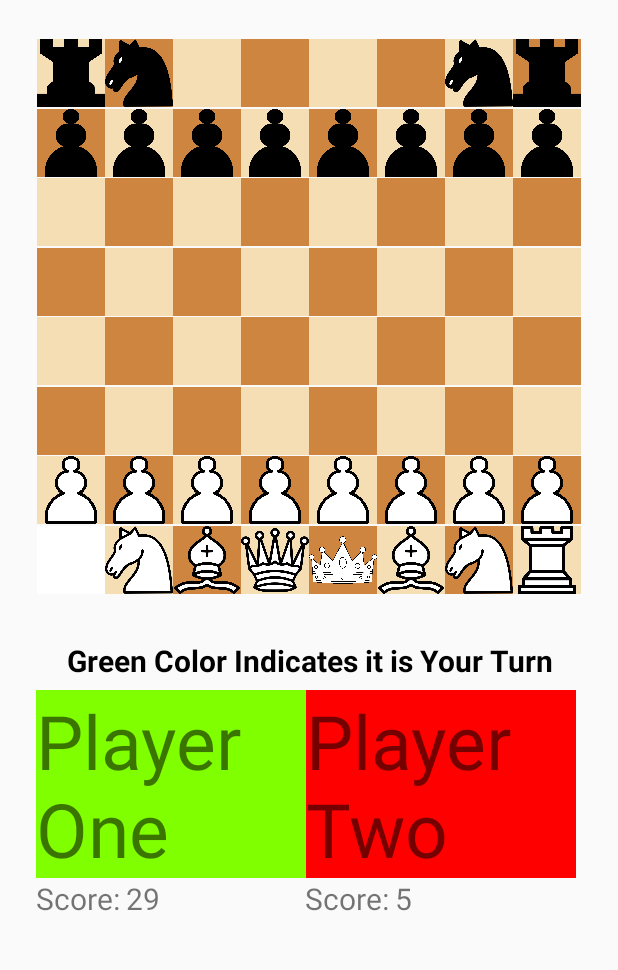
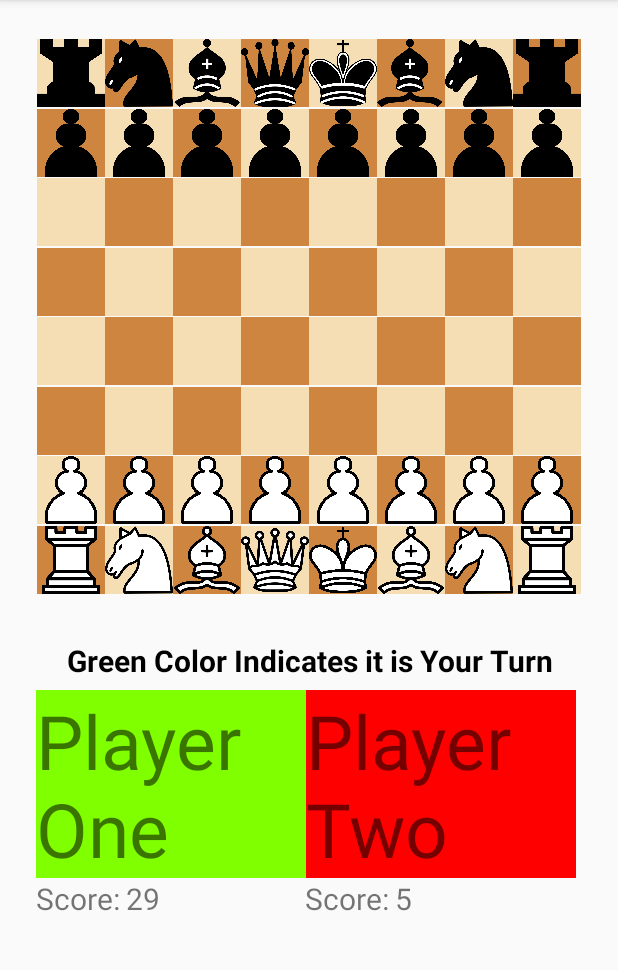
Before and after one commit to serens2/CS-125-Final-Project-2, an Android app: the screen it shows after launch (MainActivity), on a phone screen of 412 x 824 dp, the part 84-1054 px from its top. Run offline under Robolectric (Android 15) with nearby library versions, the phone set to English and light mode, and no system bars.

Commit message:
added all the pieces in a static display, changed png names

```diff
--- a/app/src/main/res/layout/activity_main.xml
+++ b/app/src/main/res/layout/activity_main.xml
@@ -20,7 +20,9 @@
         android:layout_marginStart="28dp"
         android:layout_marginLeft="28dp"
         android:layout_marginTop="492dp"
-        android:src="@drawable/pawn"
+        android:src="@drawable/white_rook"
+        android:clickable="true"
+        android:focusable="true"
         app:layout_constraintEnd_toStartOf="@+id/button67"
         app:layout_constraintHorizontal_bias="0.0"
         app:layout_constraintStart_toStartOf="parent"
--- a/app/src/main/res/layout/board.xml
+++ b/app/src/main/res/layout/board.xml
@@ -19,7 +19,7 @@
         app:layout_constraintEnd_toStartOf="@+id/row7col1"
         app:layout_constraintStart_toStartOf="parent"
         app:layout_constraintTop_toTopOf="parent"
-        app:srcCompat="@drawable/blackRook" />
+        app:srcCompat="@drawable/black_rook" />
 
     <ImageView
         android:id="@+id/row7col1"
@@ -31,7 +31,7 @@
         app:layout_constraintEnd_toStartOf="@+id/row7col2"
         app:layout_constraintStart_toEndOf="@+id/row7col0"
         app:layout_constraintTop_toTopOf="parent"
-        app:srcCompat="@drawable/blackKnight" />
+        app:srcCompat="@drawable/black_knight" />
 
     <ImageView
         android:id="@+id/row7col2"
@@ -39,21 +39,27 @@
         android:layout_height="45dp"
         android:layout_marginTop="25dp"
         android:background="@drawable/white_square"
+        android:scaleType="fitCenter"
         app:layout_constraintBottom_toTopOf="@+id/row6col2"
         app:layout_constraintEnd_toStartOf="@+id/row7col3"
         app:layout_constraintStart_toEndOf="@+id/row7col1"
-        app:layout_constraintTop_toTopOf="parent" />
+        app:layout_constraintTop_toTopOf="parent"
+        app:srcCompat="@drawable/black_bishop" />
 
     <ImageView
         android:id="@+id/row7col3"
         android:layout_width="45dp"
         android:layout_height="45dp"
         android:layout_marginTop="25dp"
+        android:adjustViewBounds="false"
         android:background="@drawable/dark_square"
+        android:cropToPadding="false"
+        android:scaleType="fitXY"
         app:layout_constraintBottom_toTopOf="@+id/row6col3"
         app:layout_constraintEnd_toStartOf="@+id/row7col4"
         app:layout_constraintStart_toEndOf="@+id/row7col2"
-        app:layout_constraintTop_toTopOf="parent" />
+        app:layout_constraintTop_toTopOf="parent"
+        app:srcCompat="@drawable/black_queen" />
 
     <ImageView
         android:id="@+id/row7col4"
@@ -61,10 +67,12 @@
         android:layout_height="45dp"
         android:layout_marginTop="25dp"
         android:background="@drawable/white_square"
+        android:scaleType="fitCenter"
         app:layout_constraintBottom_toTopOf="@+id/row6col4"
         app:layout_constraintEnd_toStartOf="@+id/row7col5"
         app:layout_constraintStart_toEndOf="@+id/row7col3"
-        app:layout_constraintTop_toTopOf="parent" />
+        app:layout_constraintTop_toTopOf="parent"
+        app:srcCompat="@drawable/black_king" />
 
     <ImageView
         android:id="@+id/row7col5"
@@ -72,10 +80,12 @@
         android:layout_height="45dp"
         android:layout_marginTop="25dp"
         android:background="@drawable/dark_square"
+        android:scaleType="fitStart"
         app:layout_constraintBottom_toTopOf="@+id/row6col5"
         app:layout_constraintEnd_toStartOf="@+id/row7col6"
         app:layout_constraintStart_toEndOf="@+id/row7col4"
-        app:layout_constraintTop_toTopOf="parent" />
+        app:layout_constraintTop_toTopOf="parent"
+        app:srcCompat="@drawable/black_bishop" />
 
     <ImageView
         android:id="@+id/row7col6"
@@ -87,7 +97,7 @@
         app:layout_constraintEnd_toStartOf="@+id/row7col7"
         app:layout_constraintStart_toEndOf="@+id/row7col5"
         app:layout_constraintTop_toTopOf="parent"
-        app:srcCompat="@drawable/blackKnight" />
+        app:srcCompat="@drawable/black_knight" />
 
     <ImageView
         android:id="@+id/row7col7"
@@ -101,7 +111,7 @@
         app:layout_constraintEnd_toEndOf="parent"
         app:layout_constraintStart_toEndOf="@+id/row7col6"
         app:layout_constraintTop_toTopOf="parent"
-        app:srcCompat="@drawable/blackRook" />
+        app:srcCompat="@drawable/black_rook" />
 
 
     <ImageView
@@ -115,7 +125,7 @@
         app:layout_constraintEnd_toStartOf="@+id/row6col1"
         app:layout_constraintStart_toStartOf="parent"
         app:layout_constraintTop_toBottomOf="@+id/row7col0"
-        app:srcCompat="@drawable/blackPawn" />
+        app:srcCompat="@drawable/black_pawn" />
 
     <ImageView
         android:id="@+id/row6col1"
@@ -126,7 +136,7 @@
         app:layout_constraintEnd_toStartOf="@+id/row6col2"
         app:layout_constraintStart_toEndOf="@+id/row6col0"
         app:layout_constraintTop_toBottomOf="@+id/row7col1"
-        app:srcCompat="@drawable/blackPawn" />
+        app:srcCompat="@drawable/black_pawn" />
 
     <ImageView
         android:id="@+id/row6col2"
@@ -137,7 +147,7 @@
         app:layout_constraintEnd_toStartOf="@+id/row6col3"
         app:layout_constraintStart_toEndOf="@+id/row6col1"
         app:layout_constraintTop_toBottomOf="@+id/row7col2"
-        app:srcCompat="@drawable/blackPawn" />
+        app:srcCompat="@drawable/black_pawn" />
 
     <ImageView
         android:id="@+id/row6col3"
@@ -148,7 +158,7 @@
         app:layout_constraintEnd_toStartOf="@+id/row6col4"
         app:layout_constraintStart_toEndOf="@+id/row6col2"
         app:layout_constraintTop_toBottomOf="@+id/row7col3"
-        app:srcCompat="@drawable/blackPawn" />
+        app:srcCompat="@drawable/black_pawn" />
 
     <ImageView
         android:id="@+id/row6col4"
@@ -159,7 +169,7 @@
         app:layout_constraintEnd_toStartOf="@+id/row6col5"
         app:layout_constraintStart_toEndOf="@+id/row6col3"
         app:layout_constraintTop_toBottomOf="@+id/row7col4"
-        app:srcCompat="@drawable/blackPawn" />
+        app:srcCompat="@drawable/black_pawn" />
 
     <ImageView
         android:id="@+id/row6col5"
@@ -170,7 +180,7 @@
         app:layout_constraintEnd_toStartOf="@+id/row6col6"
         app:layout_constraintStart_toEndOf="@+id/row6col4"
         app:layout_constraintTop_toBottomOf="@+id/row7col5"
-        app:srcCompat="@drawable/blackPawn" />
+        app:srcCompat="@drawable/black_pawn" />
 
     <ImageView
         android:id="@+id/row6col6"
@@ -181,7 +191,7 @@
         app:layout_constraintEnd_toStartOf="@+id/row6col7"
         app:layout_constraintStart_toEndOf="@+id/row6col5"
         app:layout_constraintTop_toBottomOf="@+id/row7col6"
-        app:srcCompat="@drawable/blackPawn" />
+        app:srcCompat="@drawable/black_pawn" />
 
     <ImageView
         android:id="@+id/row6col7"
@@ -194,7 +204,7 @@
         app:layout_constraintEnd_toEndOf="parent"
         app:layout_constraintStart_toEndOf="@+id/row6col6"
         app:layout_constraintTop_toBottomOf="@+id/row7col7"
-        app:srcCompat="@drawable/blackPawn" />
+        app:srcCompat="@drawable/black_pawn" />
 
 
     <ImageView
@@ -551,7 +561,7 @@
         app:layout_constraintEnd_toStartOf="@+id/row1col1"
         app:layout_constraintStart_toStartOf="parent"
         app:layout_constraintTop_toBottomOf="@+id/row2col0"
-        app:srcCompat="@drawable/whitePawn" />
+        app:srcCompat="@drawable/white_pawn" />
 
     <ImageView
         android:id="@+id/row1col1"
@@ -562,7 +572,7 @@
         app:layout_constraintEnd_toStartOf="@+id/row1col2"
         app:layout_constraintStart_toEndOf="@+id/row1col0"
         app:layout_constraintTop_toBottomOf="@+id/row2col1"
-        app:srcCompat="@drawable/whitePawn" />
+        app:srcCompat="@drawable/white_pawn" />
 
     <ImageView
         android:id="@+id/row1col2"
@@ -573,7 +583,7 @@
         app:layout_constraintEnd_toStartOf="@+id/row1col3"
         app:layout_constraintStart_toEndOf="@+id/row1col1"
         app:layout_constraintTop_toBottomOf="@+id/row2col2"
-        app:srcCompat="@drawable/whitePawn" />
+        app:srcCompat="@drawable/white_pawn" />
 
     <ImageView
         android:id="@+id/row1col3"
@@ -584,7 +594,7 @@
         app:layout_constraintEnd_toStartOf="@+id/row1col4"
         app:layout_constraintStart_toEndOf="@+id/row1col2"
         app:layout_constraintTop_toBottomOf="@+id/row2col3"
-        app:srcCompat="@drawable/whitePawn" />
+        app:srcCompat="@drawable/white_pawn" />
 
     <ImageView
         android:id="@+id/row1col4"
@@ -595,7 +605,7 @@
         app:layout_constraintEnd_toStartOf="@+id/row1col5"
         app:layout_constraintStart_toEndOf="@+id/row1col3"
         app:layout_constraintTop_toBottomOf="@+id/row2col4"
-        app:srcCompat="@drawable/whitePawn" />
+        app:srcCompat="@drawable/white_pawn" />
 
     <ImageView
         android:id="@+id/row1col5"
@@ -606,7 +616,7 @@
         app:layout_constraintEnd_toStartOf="@+id/row1col6"
         app:layout_constraintStart_toEndOf="@+id/row1col4"
         app:layout_constraintTop_toBottomOf="@+id/row2col5"
-        app:srcCompat="@drawable/whitePawn" />
+        app:srcCompat="@drawable/white_pawn" />
 
     <ImageView
         android:id="@+id/row1col6"
@@ -617,7 +627,7 @@
         app:layout_constraintEnd_toStartOf="@+id/row1col7"
         app:layout_constraintStart_toEndOf="@+id/row1col5"
         app:layout_constraintTop_toBottomOf="@+id/row2col6"
-        app:srcCompat="@drawable/whitePawn" />
+        app:srcCompat="@drawable/white_pawn" />
 
     <ImageView
         android:id="@+id/row1col7"
@@ -630,10 +640,10 @@
         app:layout_constraintEnd_toEndOf="parent"
         app:layout_constraintStart_toEndOf="@+id/row1col6"
         app:layout_constraintTop_toBottomOf="@+id/row2col7"
-        app:srcCompat="@drawable/whitePawn" />
+        app:srcCompat="@drawable/white_pawn" />
 
 
-    <ImageButton
+    <ImageView
         android:id="@+id/row0col0"
         android:layout_width="45dp"
         android:layout_height="45dp"
@@ -641,11 +651,12 @@
         android:layout_marginLeft="25dp"
         android:layout_marginBottom="371dp"
         android:background="@drawable/dark_square"
-        android:src="@drawable/whiteRook"
+        android:src="@drawable/white_rook"
         app:layout_constraintBottom_toBottomOf="parent"
         app:layout_constraintEnd_toStartOf="@+id/row0col1"
         app:layout_constraintStart_toStartOf="parent"
-        app:layout_constraintTop_toBottomOf="@+id/row1col0" />
+        app:layout_constraintTop_toBottomOf="@+id/row1col0"
+        app:srcCompat="@drawable/white_rook" />
 
     <ImageView
         android:id="@+id/row0col1"
@@ -657,7 +668,7 @@
         app:layout_constraintEnd_toStartOf="@+id/row0col2"
         app:layout_constraintStart_toEndOf="@+id/row0col0"
         app:layout_constraintTop_toBottomOf="@+id/row1col1"
-        app:srcCompat="@drawable/whiteKnight" />
+        app:srcCompat="@drawable/white_knight" />
 
     <ImageView
         android:id="@+id/row0col2"
@@ -669,7 +680,7 @@
         app:layout_constraintEnd_toStartOf="@+id/row0col3"
         app:layout_constraintStart_toEndOf="@+id/row0col1"
         app:layout_constraintTop_toBottomOf="@+id/row1col2"
-        app:srcCompat="@drawable/whiteBishop" />
+        app:srcCompat="@drawable/white_bishop" />
 
     <ImageView
         android:id="@+id/row0col3"
@@ -681,7 +692,7 @@
         app:layout_constraintEnd_toStartOf="@+id/row0col4"
         app:layout_constraintStart_toEndOf="@+id/row0col2"
         app:layout_constraintTop_toBottomOf="@+id/row1col3"
-        app:srcCompat="@drawable/whiteQueen" />
+        app:srcCompat="@drawable/white_queen" />
 
     <ImageView
         android:id="@+id/row0col4"
@@ -693,7 +704,7 @@
         app:layout_constraintEnd_toStartOf="@+id/row0col5"
         app:layout_constraintStart_toEndOf="@+id/row0col3"
         app:layout_constraintTop_toBottomOf="@+id/row1col4"
-        app:srcCompat="@drawable/whiteKing" />
+        app:srcCompat="@drawable/white_king" />
 
     <ImageView
         android:id="@+id/row0col5"
@@ -705,7 +716,7 @@
         app:layout_constraintEnd_toStartOf="@+id/row0col6"
         app:layout_constraintStart_toEndOf="@+id/row0col4"
         app:layout_constraintTop_toBottomOf="@+id/row1col5"
-        app:srcCompat="@drawable/whiteBishop" />
+        app:srcCompat="@drawable/white_bishop" />
 
     <ImageView
         android:id="@+id/row0col6"
@@ -717,7 +728,7 @@
         app:layout_constraintEnd_toStartOf="@+id/row0col7"
         app:layout_constraintStart_toEndOf="@+id/row0col5"
         app:layout_constraintTop_toBottomOf="@+id/row1col6"
-        app:srcCompat="@drawable/whiteKnight" />
+        app:srcCompat="@drawable/white_knight" />
 
     <ImageView
         android:id="@+id/row0col7"
@@ -731,7 +742,7 @@
         app:layout_constraintEnd_toEndOf="parent"
         app:layout_constraintStart_toEndOf="@+id/row0col6"
         app:layout_constraintTop_toBottomOf="@+id/row1col7"
-        app:srcCompat="@drawable/whiteRook" />
+        app:srcCompat="@drawable/white_rook" />
 
     <TextView
         android:id="@+id/textView"
```
Also changed, not shown: app/src/main/res/drawable/black_bishop.png (added), app/src/main/res/drawable/black_king.png (added), app/src/main/res/drawable/black_knight.png (renamed from app/src/main/res/drawable/blackKnight.png), app/src/main/res/drawable/black_pawn.png (renamed from app/src/main/res/drawable/blackPawn.png), app/src/main/res/drawable/black_queen.png (added), app/src/main/res/drawable/black_rook.png (renamed from app/src/main/res/drawable/blackRook.png), app/src/main/res/drawable/whiteKing.png (deleted), app/src/main/res/drawable/white_bishop.png (renamed from app/src/main/res/drawable/whiteBishop.png), app/src/main/res/drawable/white_king.png (added), app/src/main/res/drawable/white_knight.png (renamed from app/src/main/res/drawable/whiteKnight.png), app/src/main/res/drawable/white_pawn.png (renamed from app/src/main/res/drawable/whitePawn.png), app/src/main/res/drawable/white_queen.png (renamed from app/src/main/res/drawable/whiteQueen.png), app/src/main/res/drawable/white_rook.png (renamed from app/src/main/res/drawable/whiteRook.png).
